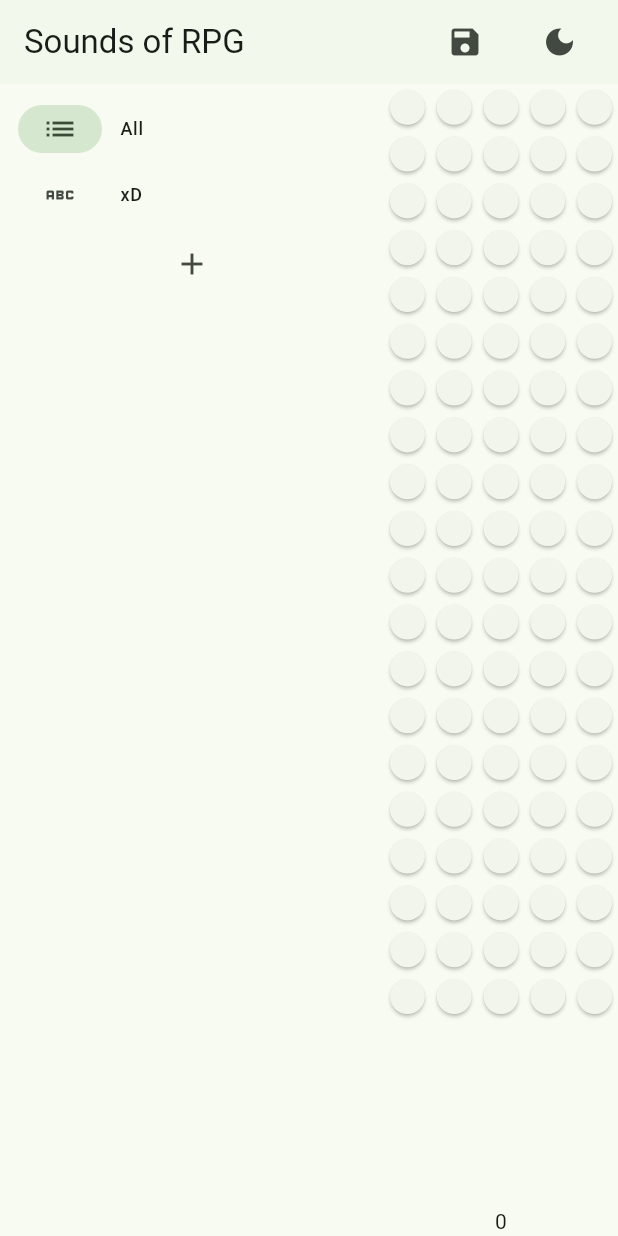
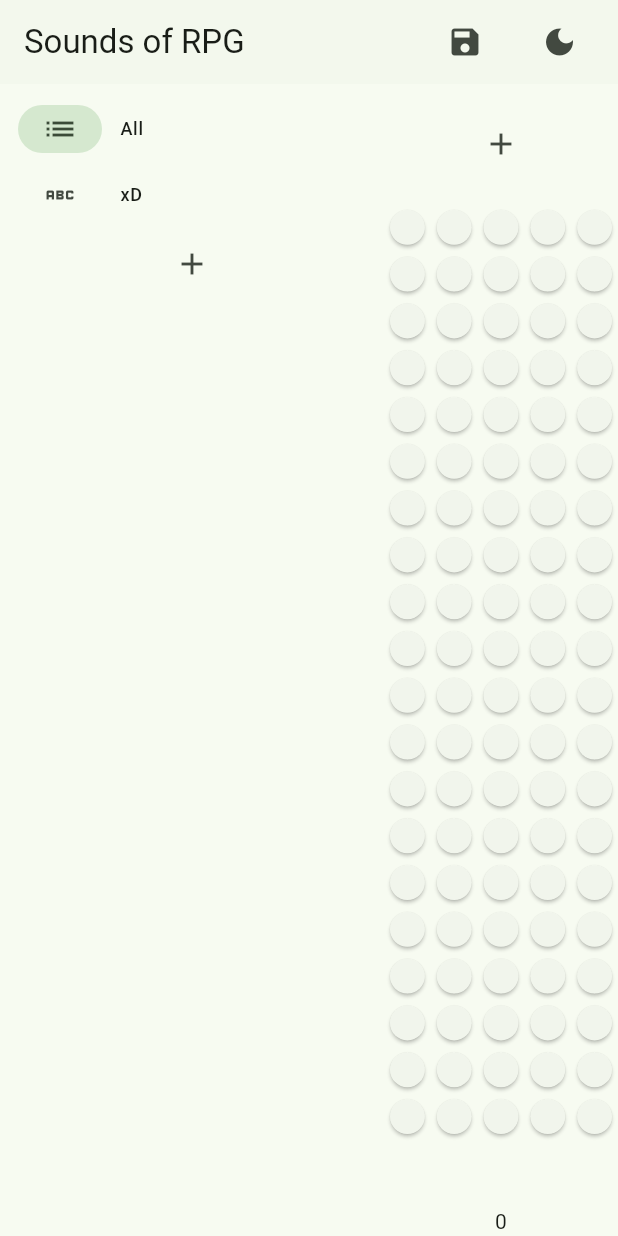
Before and after one commit to Danonovsky/SoundsOfRpg, a Flutter app: the screen it shows after launch, after a tap on the "save" icon, on a phone screen of 412 x 824 dp. Run offline on Flutter 3.47's test engine with Material 2 defaults, Android fonts, the phone set to English and light mode, and no system bars; our stand-ins replace shared_preferences; missing offline and left inert: window_manager; statements that could not run were skipped.

Commit message:
Some progress

```diff
--- a/lib/main.dart
+++ b/lib/main.dart
@@ -4,6 +4,7 @@
 import 'package:flutter/material.dart';
 import 'package:shared_preferences/shared_preferences.dart';
 import 'package:sounds_of_rpg/entities/category.dart';
+import 'package:sounds_of_rpg/widgets/icon_button_right_padding.dart';
 import 'package:sounds_of_rpg/widgets/sidebar.dart';
 import 'package:sounds_of_rpg/widgets/sound_tile.dart';
 import 'package:window_manager/window_manager.dart';
@@ -54,7 +55,7 @@
       _useLightMode ? Brightness.light : Brightness.dark;
   ThemeMode get themeMode => _useLightMode ? ThemeMode.light : ThemeMode.dark;
 
-  void updateLightMode() async {
+  updateLightMode() async {
     setState(() {
       _useLightMode = !_useLightMode;
     });
@@ -67,36 +68,26 @@
     });
   }
 
-  loadCategories() async {
-    var directory = Directory('storage');
-    if (await directory.exists() == false) {
-      directory = await Directory('storage').create();
-    }
+  Future<File> _getJsonFileForCategories() async {
     var jsonFile = File('storage/categories.json');
     if (await jsonFile.exists() == false) {
-      jsonFile = await File('storage/categories.json').create();
+      jsonFile = await File('storage/categories.json').create(recursive: true);
       await jsonFile.writeAsString('[]');
     }
-    var jsonString = await jsonFile.readAsString();
+    return jsonFile;
+  }
+
+  loadCategories() async {
+    var jsonString = await (await _getJsonFileForCategories()).readAsString();
     var categories = jsonDecode(jsonString) as List<dynamic>;
     for (var entity in categories) {
       var category = Category.fromJson(entity);
-      setState(() {
-        _categories.add(category);
-      });
+      setState(() => _categories.add(category));
     }
   }
 
   saveCategories() async {
-    var directory = Directory('storage');
-    if (await directory.exists() == false) {
-      directory = await Directory('storage').create();
-    }
-    var jsonFile = File('storage/categories.json');
-    if (await jsonFile.exists() == false) {
-      jsonFile = await File('storage/categories.json').create();
-      await jsonFile.writeAsString('[]');
-    }
+    var jsonFile = await _getJsonFileForCategories();
     var jsonString = jsonEncode(_categories);
     await jsonFile.writeAsString(jsonString);
   }
@@ -144,6 +135,15 @@
               child: Center(
                 child: Column(
                   children: [
+                    Center(
+                      child: Padding(
+                        padding: const EdgeInsets.all(16.0),
+                        child: IconButton(
+                          onPressed: () {},
+                          icon: const Icon(Icons.add),
+                        ),
+                      ),
+                    ),
                     Expanded(
                       child: GridView.count(
                         crossAxisCount: 5,
```
Also changed, not shown: lib/widgets/icon_button_right_padding.dart (added, +18 -0 lines).
